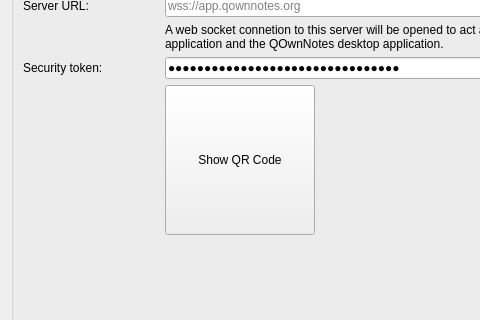
Old version of the form src/dialogs/settingsdialog.ui in the repository pbek/QOwnNotes; both pictures show x 173 to 653 and y 163 to 483 of the 900 by 1083 pixel window.
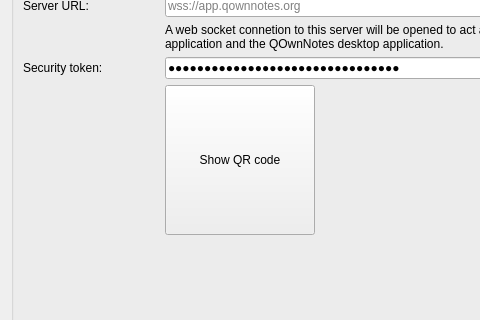
New version of the form. Icons and pictures are not drawn. Custom widgets are drawn as their Qt base class.

Diff of the .ui file:
```diff
--- a/src/dialogs/settingsdialog.ui
+++ b/src/dialogs/settingsdialog.ui
@@ -6426,7 +6426,7 @@
                       </size>
                      </property>
                      <property name="text">
-                      <string>Show QR Code</string>
+                      <string>Show QR code</string>
                      </property>
                     </widget>
                    </item>
```
